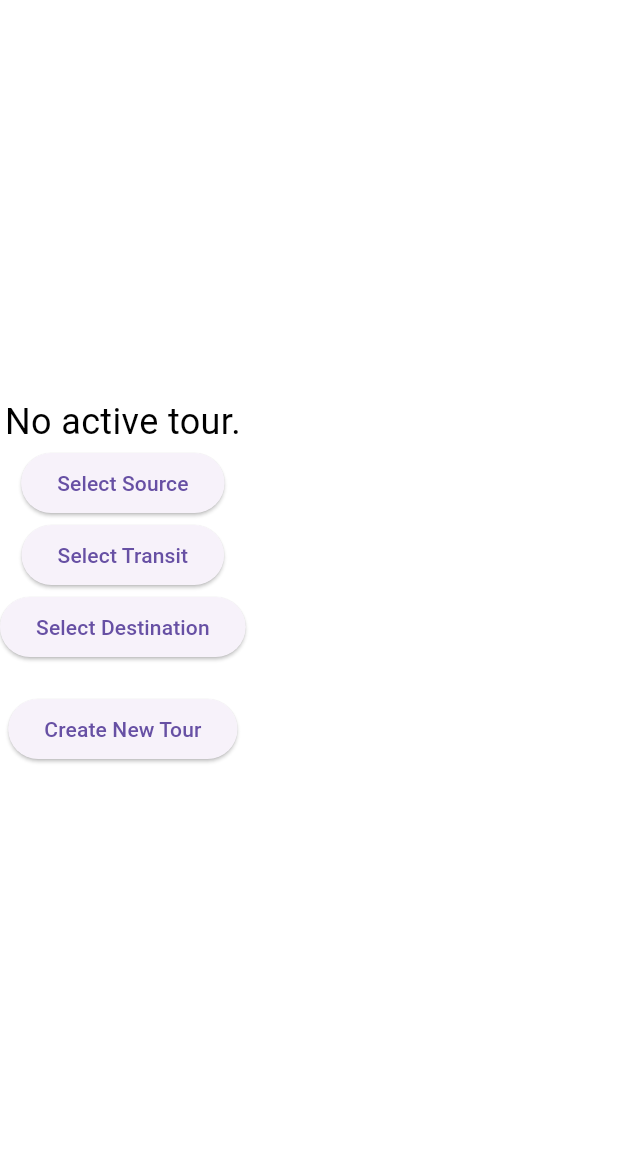
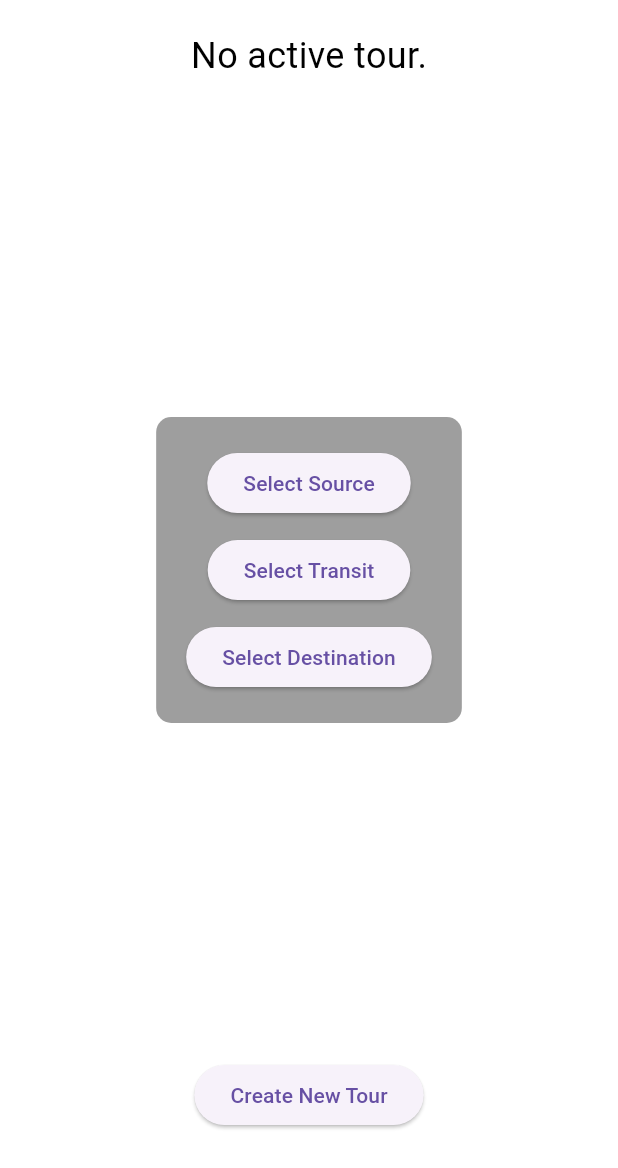
Before and after one commit to Ashish-Pandey62/YatraMate, a Flutter app: the TravelPage screen opened directly, after a tap on "Create New Tour", on a phone screen of 412 x 824 dp. Shown: the top 1168 px of the screen. Run offline on Flutter 3.47's test engine with Material 3 defaults, Android fonts, the phone set to English and light mode, and no system bars; our stand-ins replace basic_utils, connectivity_plus, flutter_dotenv, flutter_map, flutter_secure_storage, font_awesome_flutter and 6 more; missing offline and left inert: dart_jsonwebtoken, flutter_background_service, flutter_ignorebatteryoptimization, flutter_map_dragmarker, jwt_decode, pointycastle and 1 more; accounts and stored records are empty; network calls fail.

Commit message:
container for buttons

```diff
--- a/conductor_app/lib/pages/travel.dart
+++ b/conductor_app/lib/pages/travel.dart
@@ -76,6 +76,7 @@ class _TravelPageState extends State<TravelPage> {
   //remove battery optimization
   final _flutterIgnorebatteryoptimizationPlugin =
       FlutterIgnorebatteryoptimization();
+
   Future<void> openIgnorebatteryoptimizationPlugin() async {
     String ignoreBatteryOptimization;
     try {
@@ -357,63 +358,73 @@ class _TravelPageState extends State<TravelPage> {
         padding: const EdgeInsets.only(bottom: 50.0),
         child: currentTour == null
             ? Column(
-                mainAxisAlignment: MainAxisAlignment.center,
+                mainAxisAlignment: MainAxisAlignment.spaceBetween,
                 children: [
-                  const Text(
+                  const Padding(
+                    padding: EdgeInsets.only(top: 20.0),
+                    child: Center(
+                      child: Text(
                         'No active tour.',
                         style: TextStyle(
-                        fontSize: 24, color: Color.fromARGB(255, 0, 0, 0)),
+                          fontSize: 24,
+                          color: Color.fromARGB(255, 0, 0, 0),
                         ),
+                      ),
+                    ),
+                  ),
+                  Center(
+                    child: Container(
+                      padding: const EdgeInsets.all(20.0),
+                      decoration: BoxDecoration(
+                        color: Colors.grey[500],
+                        borderRadius: BorderRadius.circular(10),
+                      ),
+                      child: Column(
+                        mainAxisSize: MainAxisSize.min,
+                        children: [
                           ElevatedButton(
                             onPressed: () => _openMapAdjuster(sourceController),
                             child: const Text('Select Source'),
                           ),
                           if (sourceController.text.isNotEmpty)
-                    Text('Source: ${sourceController.text}'),
+                            Padding(
+                              padding: const EdgeInsets.only(top: 8.0),
+                              child: Text('Source: ${sourceController.text}'),
+                            ),
+                          const SizedBox(height: 10),
                           ElevatedButton(
-                    onPressed: () => _openMapAdjuster(transit1Controller),
+                            onPressed: () =>
+                                _openMapAdjuster(transit1Controller),
                             child: const Text('Select Transit'),
                           ),
                           if (transit1Controller.text.isNotEmpty)
-                    Text('Source: ${transit1Controller.text}'),
+                            Padding(
+                              padding: const EdgeInsets.only(top: 8.0),
+                              child:
+                                  Text('Transit: ${transit1Controller.text}'),
+                            ),
+                          const SizedBox(height: 10),
                           ElevatedButton(
-                    onPressed: () => _openMapAdjuster(destinationController),
+                            onPressed: () =>
+                                _openMapAdjuster(destinationController),
                             child: const Text('Select Destination'),
                           ),
                           if (destinationController.text.isNotEmpty)
-                    Text('Source: ${destinationController.text}'),
-                  const SizedBox(height: 20),
-                  ElevatedButton(
+                            Padding(
+                              padding: const EdgeInsets.only(top: 8.0),
+                              child: Text(
+                                  'Destination: ${destinationController.text}'),
+                            ),
+                        ],
+                      ),
+                    ),
+                  ),
+                  Padding(
+                    padding: const EdgeInsets.only(bottom: 20.0),
+                    child: ElevatedButton(
                       onPressed: () async {
                         print(destinationController.text);
-                      // final sourceData =
-                      //     await fetchLocationData(sourceController.text);
-                      // final destinationData =
-                      //     await fetchLocationData(destinationController.text);
 
-                      // // Extracting coordinates (or use other data based on your needs)
-                      // final sourceCoordinates =
-                      //     sourceData['features'][0]['geometry']['coordinates'];
-                      // final destinationCoordinates = destinationData['features']
-                      //     [0]['geometry']['coordinates'];
-                      // print(destinationCoordinates);
-                      // final response = await http.post(
-                      //   Uri.parse(tourCreateUrl),
-                      //   headers: {
-                      //     'Authorization': 'Token $token',
-                      //     'Content-Type': 'application/json',
-                      //   },
-                      //   body: jsonEncode({
-                      //     "source_lat":
-                      //         sourceCoordinates[1], // Pokhara latitude
-                      //     "source_lng":
-                      //         sourceCoordinates[0], // Pokhara longitude
-                      //     "destination_lat":
-                      //         destinationCoordinates[1], // Kathmandu latitude
-                      //     "destination_lng":
-                      //         destinationCoordinates[0] // Kathmandu longitude
-                      //   }),
-                      // );
                         final response = await http.post(
                           Uri.parse(tourCreateUrl),
                           headers: {
@@ -421,14 +432,16 @@ class _TravelPageState extends State<TravelPage> {
                             'Content-Type': 'application/json',
                           },
                           body: jsonEncode({
-                          "source_lat": sourceController.text
-                              .split(',')[0], // Pokhara latitude
-                          "source_lng": sourceController.text
-                              .split(',')[1], // Pokhara longitude
-                          "destination_lat": destinationController.text
-                              .split(',')[0], // Kathmandu latitude
-                          "destination_lng": destinationController.text
-                              .split(',')[1], // Kathmandu longitude
+                            "source_lat": sourceController.text.split(',')[0],
+                            // Source latitude
+                            "source_lng": sourceController.text.split(',')[1],
+                            // Source longitude
+                            "destination_lat":
+                                destinationController.text.split(',')[0],
+                            // Destination latitude
+                            "destination_lng":
+                                destinationController.text.split(',')[1],
+                            // Destination longitude
                           }),
                         );
 
@@ -436,7 +449,6 @@ class _TravelPageState extends State<TravelPage> {
                           print(response.body);
                         }
 
-                // Logic to create a new tour
                         setState(() {
                           final data = jsonDecode(response.body);
                           currentTour = (data['tour_data']);
@@ -445,6 +457,7 @@ class _TravelPageState extends State<TravelPage> {
                         locationService(context);
                       },
                       child: const Text('Create New Tour'),
+                    ),
                   ),
                 ],
               )
@@ -455,7 +468,9 @@ class _TravelPageState extends State<TravelPage> {
                     child: Text(
                       'Current Tour: ${currentTour!['id']}',
                       style: const TextStyle(
-                    fontSize: 24, color: Color.fromARGB(255, 0, 0, 0)),
+                        fontSize: 24,
+                        color: Color.fromARGB(255, 0, 0, 0),
+                      ),
                     ),
                   ),
                   Expanded(
@@ -471,13 +486,15 @@ class _TravelPageState extends State<TravelPage> {
                                 'Username: ${transaction['traveler_name']}',
                                 style: const TextStyle(
                                   fontSize: 16,
-                                color: Color.fromARGB(255, 0, 0, 0)),
+                                  color: Color.fromARGB(255, 0, 0, 0),
+                                ),
                               ),
                               Text(
                                 'Price: ${transaction['amount']}',
                                 style: const TextStyle(
                                   fontSize: 16,
-                                color: Color.fromARGB(255, 0, 0, 0)),
+                                  color: Color.fromARGB(255, 0, 0, 0),
+                                ),
                               ),
                             ],
                           ),
@@ -506,7 +523,8 @@ class _TravelPageState extends State<TravelPage> {
                                   ),
                                 ),
                             ],
-                      ));
+                          ),
+                        );
                       },
                     ),
                   ),
@@ -517,12 +535,10 @@ class _TravelPageState extends State<TravelPage> {
                 ],
               ),
       ),
-      // Floating Action Button to add a new transaction
       floatingActionButton: currentTour == null
           ? null
           : FloatingActionButton(
               onPressed: () {
-          // Open QR code scanner when clicked
                 showDialog(
                   context: context,
                   builder: (context) => Dialog(
```
Lines whose indentation alone changed are shown as unchanged.
